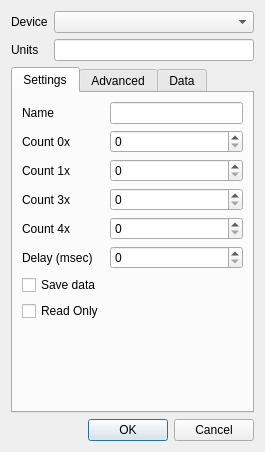
Qt form src/server/gui/dialogs/server_dialogdevice.ui (serhmarch/ModbusTools) before a commit.
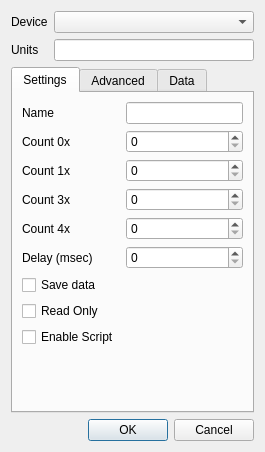
The same form after that commit.

Commit message: Added 'Enable Script' setting for server device

The edit to the form file:
```diff
--- a/src/server/gui/dialogs/server_dialogdevice.ui
+++ b/src/server/gui/dialogs/server_dialogdevice.ui
@@ -118,7 +118,7 @@
          </property>
         </widget>
        </item>
-       <item row="8" column="0">
+       <item row="9" column="0">
         <spacer name="verticalSpacer_2">
          <property name="orientation">
           <enum>Qt::Vertical</enum>
@@ -141,6 +141,13 @@
        <item row="5" column="1">
         <widget class="QSpinBox" name="spDelay"/>
        </item>
+       <item row="8" column="0">
+        <widget class="QCheckBox" name="chbEnableScript">
+         <property name="text">
+          <string>Enable Script</string>
+         </property>
+        </widget>
+       </item>
       </layout>
      </widget>
      <widget class="QWidget" name="tabAdvanced">
```
Left out of the diff: 2 changed lines with no effect on the pictures. The commit also changes 5 other files.
